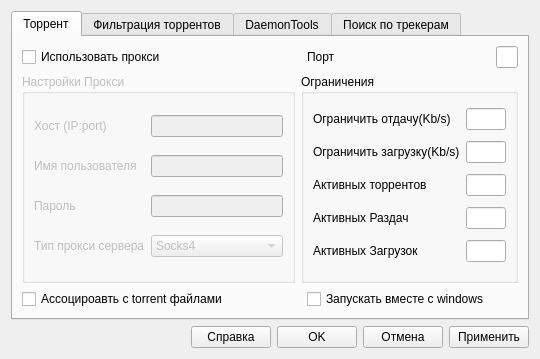
This is trunk/CuteTorrent/LTorrent/SettingsDialog.ui in SuperNerd-James/cutetorrent as Qt 5 draws it before an edit. The edited form follows.
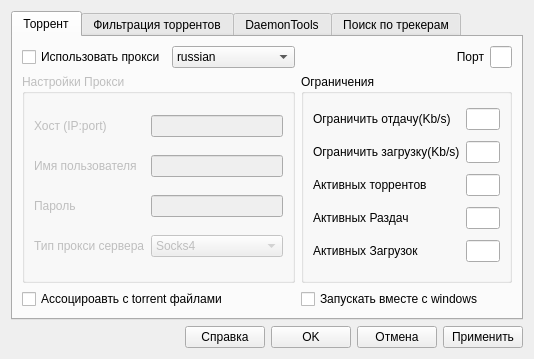
This is the edited form. Icons and pictures are not drawn.

What changed in the file:
```diff
--- a/trunk/CuteTorrent/LTorrent/SettingsDialog.ui
+++ b/trunk/CuteTorrent/LTorrent/SettingsDialog.ui
@@ -38,27 +38,37 @@
          </property>
         </widget>
        </item>
-       <item row="0" column="1" colspan="2">
-        <spacer name="horizontalSpacer_2">
-         <property name="orientation">
-          <enum>Qt::Horizontal</enum>
-         </property>
-         <property name="sizeHint" stdset="0">
-          <size>
-           <width>155</width>
-           <height>20</height>
-          </size>
-         </property>
-        </spacer>
+       <item row="0" column="1">
+        <widget class="QComboBox" name="localeComboBox">
+         <item>
+          <property name="text">
+           <string>russian</string>
+          </property>
+         </item>
+         <item>
+          <property name="text">
+           <string>english</string>
+          </property>
+         </item>
+        </widget>
        </item>
-       <item row="0" column="3">
+       <item row="0" column="2">
         <widget class="QLabel" name="label">
+         <property name="layoutDirection">
+          <enum>Qt::LeftToRight</enum>
+         </property>
+         <property name="autoFillBackground">
+          <bool>false</bool>
+         </property>
          <property name="text">
           <string>Порт</string>
          </property>
+         <property name="alignment">
+          <set>Qt::AlignRight|Qt::AlignTrailing|Qt::AlignVCenter</set>
+         </property>
         </widget>
        </item>
-       <item row="0" column="4">
+       <item row="0" column="3">
         <widget class="QLineEdit" name="portEdit"/>
        </item>
        <item row="1" column="0" colspan="2">
@@ -144,7 +154,7 @@
          </layout>
         </widget>
        </item>
-       <item row="1" column="2" colspan="3">
+       <item row="1" column="2" colspan="2">
         <widget class="QGroupBox" name="groupBox_2">
          <property name="title">
           <string>Ограничения</string>
@@ -203,14 +213,14 @@
          </layout>
         </widget>
        </item>
-       <item row="2" column="0">
+       <item row="2" column="0" colspan="2">
         <widget class="QCheckBox" name="asociationCheckBox">
          <property name="text">
           <string>Ассоцироавть с torrent файлами</string>
          </property>
         </widget>
        </item>
-       <item row="2" column="3">
+       <item row="2" column="2">
         <widget class="QCheckBox" name="runOnbootCheckBox">
          <property name="text">
           <string>Запускать вместе с windows</string>
```
